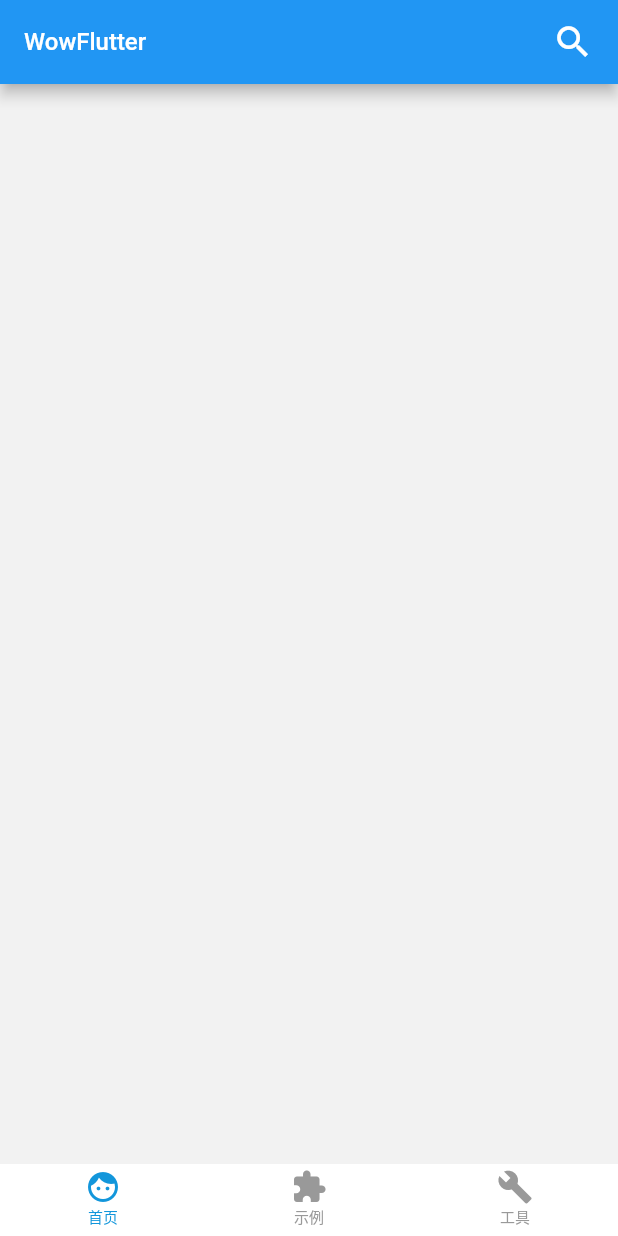
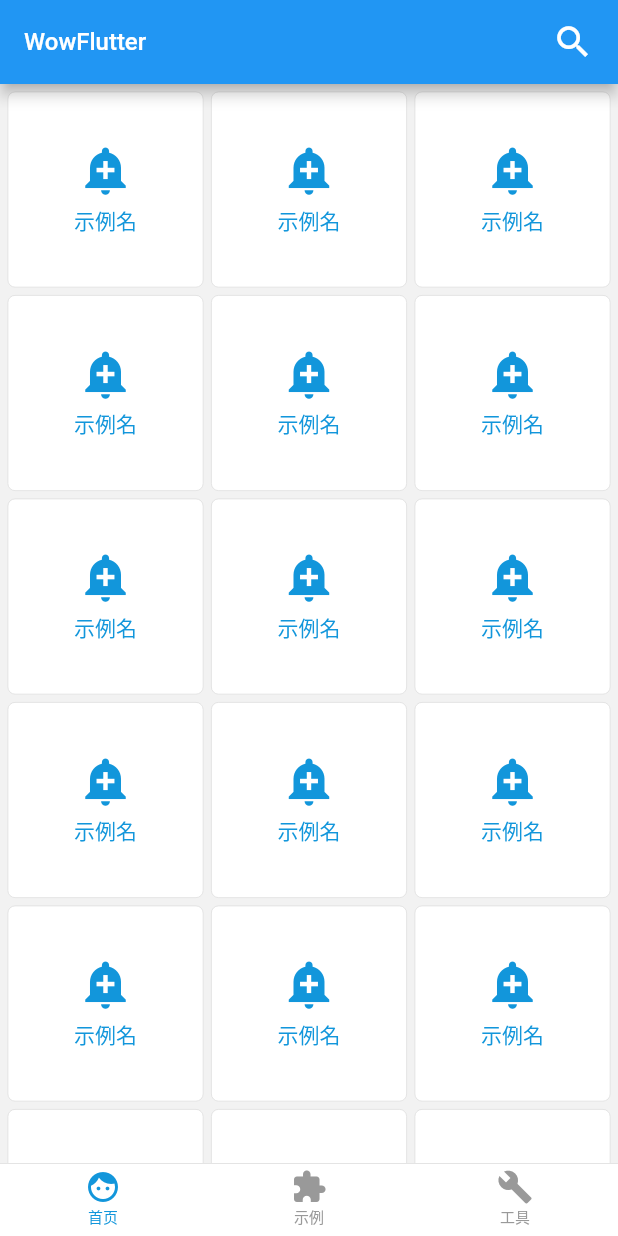
Before and after one commit to Woshiajuana/DartDemo, a Flutter app: the screen it shows after launch, swiped to page 2, on a phone screen of 412 x 824 dp. Run offline on Flutter 3.47's test engine with Material 2 defaults, Android fonts, the phone set to English and light mode, and no system bars; our stand-ins replace dio, flutter_redux, fluttertoast, redux, shared_preferences.

Commit message:
app and demo

```diff
--- a/lib/views/app.view.dart
+++ b/lib/views/app.view.dart
@@ -91,10 +91,20 @@ class _AppViewState extends State<AppView> with SingleTickerProviderStateMixin {
           new UtilView(),
         ],
       ),
-      bottomNavigationBar: new Material(
-        color: Colors.white,
-        elevation: 0.0,
-        child: _widgetTabBar(),
+      bottomNavigationBar: new Container(
+        decoration: new BoxDecoration(
+          border: new Border(
+            top: new BorderSide(
+              color: Color(0xffdddddd),
+              width: 0.5,
+            )
+          ),
+        ),
+        child: new Material(
+          color: Colors.white,
+          elevation: 0.0,
+          child: _widgetTabBar(),
+        ),
       ),
     );
   }
--- a/lib/views/demo/demo.view.dart
+++ b/lib/views/demo/demo.view.dart
@@ -8,11 +8,153 @@ class DemoView extends StatefulWidget {
 }
 
 class _DemoViewState extends State<DemoView> {
+
+  List _arrData = [
+    {
+      'name': '示例名',
+      'icon': Icons.add_alert,
+      'routerName': '',
+    },
+    {
+      'name': '示例名',
+      'icon': Icons.add_alert,
+    },
+    {
+      'name': '示例名',
+      'icon': Icons.add_alert,
+    },
+    {
+      'name': '示例名',
+      'icon': Icons.add_alert,
+    },
+    {
+      'name': '示例名',
+      'icon': Icons.add_alert,
+    },
+    {
+      'name': '示例名',
+      'icon': Icons.add_alert,
+    },
+    {
+      'name': '示例名',
+      'icon': Icons.add_alert,
+    },
+    {
+      'name': '示例名',
+      'icon': Icons.add_alert,
+    },
+    {
+      'name': '示例名',
+      'icon': Icons.add_alert,
+    },
+    {
+      'name': '示例名',
+      'icon': Icons.add_alert,
+    },
+    {
+      'name': '示例名',
+      'icon': Icons.add_alert,
+    },
+    {
+      'name': '示例名',
+      'icon': Icons.add_alert,
+    },
+    {
+      'name': '示例名',
+      'icon': Icons.add_alert,
+    },
+    {
+      'name': '示例名',
+      'icon': Icons.add_alert,
+    },
+    {
+      'name': '示例名',
+      'icon': Icons.add_alert,
+    },
+    {
+      'name': '示例名',
+      'icon': Icons.add_alert,
+    },
+    {
+      'name': '示例名',
+      'icon': Icons.add_alert,
+    },
+    {
+      'name': '示例名',
+      'icon': Icons.add_alert,
+    },
+    {
+      'name': '示例名',
+      'icon': Icons.add_alert,
+    },
+    {
+      'name': '示例名',
+      'icon': Icons.add_alert,
+    },
+    {
+      'name': '示例名',
+      'icon': Icons.add_alert,
+    },
+  ];
+
   @override
   Widget build(BuildContext context) {
     return new Scaffold(
       backgroundColor: Application.config.style.backgroundColor,
-
+      body: new GridView.count(
+        padding: EdgeInsets.all(5.0),
+        crossAxisCount: 3,
+        scrollDirection: Axis.vertical,
+        crossAxisSpacing: 5.0,
+        mainAxisSpacing: 5.0,
+        childAspectRatio: 2 / 2,
+        children: _arrData.map((item) {
+          return _widgetComponentItem(
+            icon: item['icon'],
+            nameText: item['name'],
+            onPressed: () => Application.router.push(context, item['routerName']),
+          );
+        }).toList(),
+      ),
     );
   }
+
+  Widget _widgetComponentItem ({
+    IconData icon,
+    String nameText = '',
+    dynamic onPressed,
+  }) {
+    return new Container(
+      decoration: new BoxDecoration(
+        color: Colors.white,
+        borderRadius: new BorderRadius.circular(5.0),
+        border: new Border.all(
+          color: Color(0xffdddddd),
+          width: 0.5,
+        )
+      ),
+      child: new FlatButton(
+        onPressed: onPressed,
+        child: new Column(
+          mainAxisAlignment: MainAxisAlignment.center,
+          children: <Widget>[
+            new Icon(
+              icon,
+              size: 36,
+              color: Application.config.style.mainColor,
+            ),
+            new SizedBox(height: 5.0),
+            new Text(
+              nameText,
+              style: new TextStyle(
+                color: Application.config.style.mainColor,
+                fontSize: 14.0,
+              ),
+            )
+          ],
+        ),
+      ),
+    );
+  }
+
 }
```
